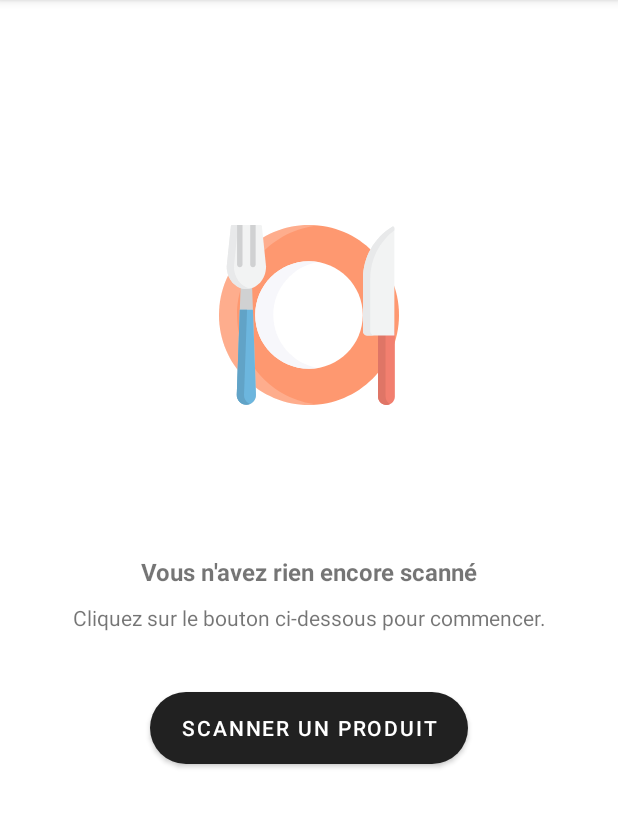
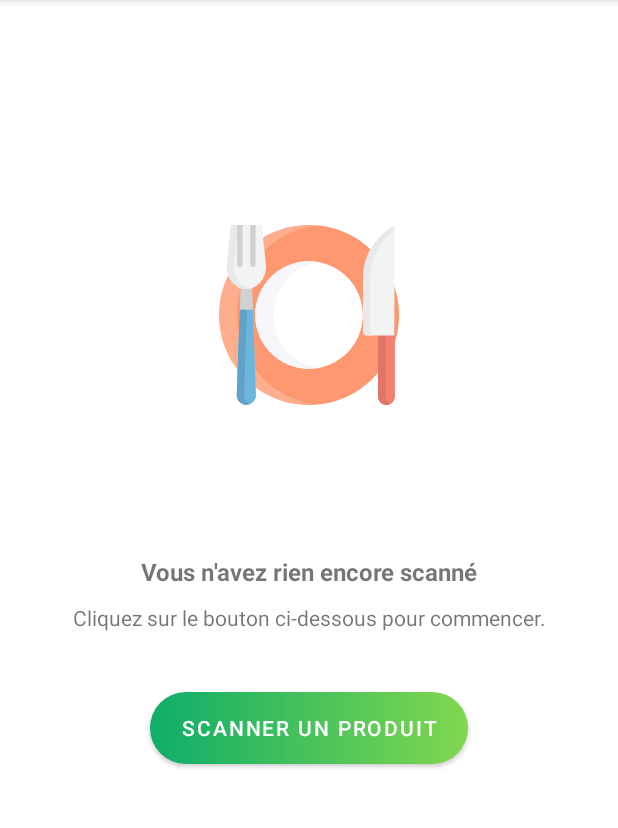
Before and after one commit to Flow2dot0/esgi_android_v2, an Android app: the screen it shows after launch (MainActivity), on a phone screen of 412 x 824 dp, the part 84-912 px from its top. Run offline under Robolectric (Android 15) with nearby library versions, the light colour scheme and no system bars.

Commit message:
fix : coloring on button

```diff
--- a/app/src/main/java/com/florian/esgiandroid/MainActivity.kt
+++ b/app/src/main/java/com/florian/esgiandroid/MainActivity.kt
@@ -3,11 +3,7 @@ package com.florian.esgiandroid
 import android.os.Bundle
 import androidx.appcompat.app.AppCompatActivity
 import androidx.core.content.ContextCompat
-import androidx.fragment.app.commit
-import androidx.navigation.fragment.NavHostFragment
-import androidx.navigation.ui.setupActionBarWithNavController
 import com.florian.esgiandroid.databinding.MainActivityBinding
-import com.florian.esgiandroid.presentation.organisms.ProductDetailsFragment
 
 class MainActivity : AppCompatActivity() {
     private lateinit var binding: MainActivityBinding
--- a/app/src/main/java/com/florian/esgiandroid/domain/ImageLoader.kt
+++ b/app/src/main/java/com/florian/esgiandroid/domain/ImageLoader.kt
@@ -1,13 +1,11 @@
 package com.florian.esgiandroid.domain
 
-import android.graphics.drawable.Drawable
 import android.widget.ImageView
 import com.florian.esgiandroid.R
 import com.squareup.picasso.Picasso
 
 interface ImageLoader {
     fun loadInto(imageUrl : String, placeholder: Int = R.drawable.petitspoidscarottes, replacementOnError : Int = R.drawable.petitspoidscarottes, destination : ImageView)
-
 }
 
 class PicassoImageLoader : ImageLoader {
--- /dev/null
+++ b/app/src/main/java/com/florian/esgiandroid/domain/NutritionService.kt
@@ -0,0 +1,4 @@
+package com.florian.esgiandroid.domain
+
+interface NutritionService {
+}
--- a/app/src/main/java/com/florian/esgiandroid/presentation/organisms/ProductAdapter.kt
+++ b/app/src/main/java/com/florian/esgiandroid/presentation/organisms/ProductAdapter.kt
@@ -12,7 +12,7 @@ import com.florian.esgiandroid.domain.DefaultProduct
 import com.florian.esgiandroid.domain.PicassoImageLoader
 import com.florian.esgiandroid.domain.Product
 
-class ProductAdapter(val products : ArrayList<Product>) : RecyclerView.Adapter<ProductAdapter.ViewHolder>() {
+class ProductAdapter(private val products : ArrayList<Product>) : RecyclerView.Adapter<ProductAdapter.ViewHolder>() {
     override fun onCreateViewHolder(parent: ViewGroup, viewType: Int): ViewHolder {
         val inflater = LayoutInflater.from(parent.context)
         val viewItem = inflater.inflate(R.layout.item_product, parent, false)
@@ -42,9 +42,9 @@ class ProductAdapter(val products : ArrayList<Product>) : RecyclerView.Adapter<P
         val calories = itemView.findViewById<TextView>(R.id.item_product_value_calories)
     }
 
-    fun <T : RecyclerView.ViewHolder> T.listen(event: (position: Int, type: Int) -> Unit): T {
+    private fun <T : RecyclerView.ViewHolder> T.listen(event: (position: Int, type: Int) -> Unit): T {
         itemView.setOnClickListener {
-            event.invoke(getAdapterPosition(), getItemViewType())
+            event.invoke(adapterPosition, itemViewType)
         }
         return this
     }
--- a/app/src/main/java/com/florian/esgiandroid/presentation/organisms/ProductsFragment.kt
+++ b/app/src/main/java/com/florian/esgiandroid/presentation/organisms/ProductsFragment.kt
@@ -72,6 +72,8 @@ class ProductsFragment : Fragment() {
             if (it.resultCode == Activity.RESULT_OK) {
                 val format = it.data?.getStringExtra("SCAN_RESULT_FORMAT")
                 val res = it.data?.getStringExtra("SCAN_RESULT")
+
+
                 val product = DefaultProduct.generateDummy()
                 product.updateBarcode(res!!.toLong())
                 model.add(product)
--- a/app/src/main/res/drawable/elevated_rounded_button.xml
+++ b/app/src/main/res/drawable/elevated_rounded_button.xml
@@ -1,17 +1,16 @@
 <?xml version="1.0" encoding="utf-8"?>
-<shape xmlns:android="http://schemas.android.com/apk/res/android">
+<selector xmlns:android="http://schemas.android.com/apk/res/android">
 
-    <corners android:radius="25dp" />
+    <item>
 
-    <gradient
-        android:angle="0"
-        android:endColor="@color/toolbar_gradient_end"
-        android:startColor="@color/toolbar_gradient_start" />
+        <shape>
 
-    <padding
-        android:bottom="15dp"
-        android:left="30dp"
-        android:right="30dp"
-        android:top="15dp" />
+            <corners android:radius="25dp" />
+            <gradient android:angle="0" android:endColor="@color/toolbar_gradient_end" android:startColor="@color/toolbar_gradient_start" />
+            <padding android:bottom="15dp" android:left="30dp" android:right="30dp" android:top="15dp" />
 
-</shape>
+        </shape>
+
+    </item>
+
+</selector>
--- a/app/src/main/res/layout/fragment_empty.xml
+++ b/app/src/main/res/layout/fragment_empty.xml
@@ -20,6 +20,7 @@
         android:id="@+id/products_empty_scan_not_scanned_yet"
         android:layout_marginTop="100dp"
         app:layout_constraintTop_toBottomOf="@id/products_empty_scan_banner"
+        app:layout_constraintLeft_toLeftOf="@id/fragment_empty_container"
         android:layout_width="match_parent"
         android:layout_height="wrap_content"
         android:text="@string/products_empty_scan_not_scanned_yet"
@@ -31,6 +32,7 @@
         android:id="@+id/products_empty_scan_info_button"
         android:layout_marginTop="10dp"
         app:layout_constraintTop_toBottomOf="@id/products_empty_scan_not_scanned_yet"
+        app:layout_constraintLeft_toLeftOf="@id/fragment_empty_container"
         android:layout_width="match_parent"
         android:layout_height="wrap_content"
         android:text="@string/products_empty_scan_info_button"
@@ -48,7 +50,7 @@
         app:layout_constraintRight_toRightOf="parent"
         android:layout_width="match_parent"
         android:layout_height="wrap_content"
-        android:backgroundTint="@color/white"
+        app:backgroundTint="@null"
         android:background="@drawable/elevated_rounded_button"
         android:text="@string/products_empty_scan_button_title"
         />
```
Also changed, not shown: app/src/main/java/com/florian/esgiandroid/domain/OpenFoodFactsService.kt (added, +8 -0 lines), app/src/main/java/com/florian/esgiandroid/domain/Product.kt (+34 -0 lines), app/src/main/java/com/florian/esgiandroid/presentation/organisms/EmptyFragment.kt (+6 -8 lines), app/src/main/res/layout/activity_nutrients_infos.xml (+0 -7 lines).
